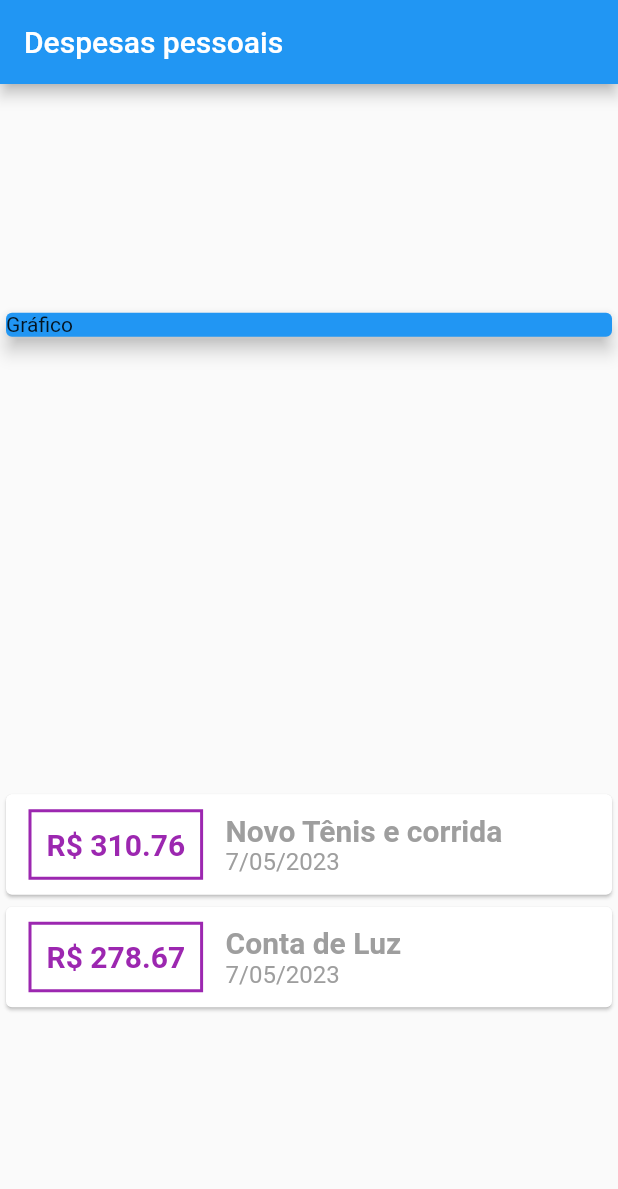
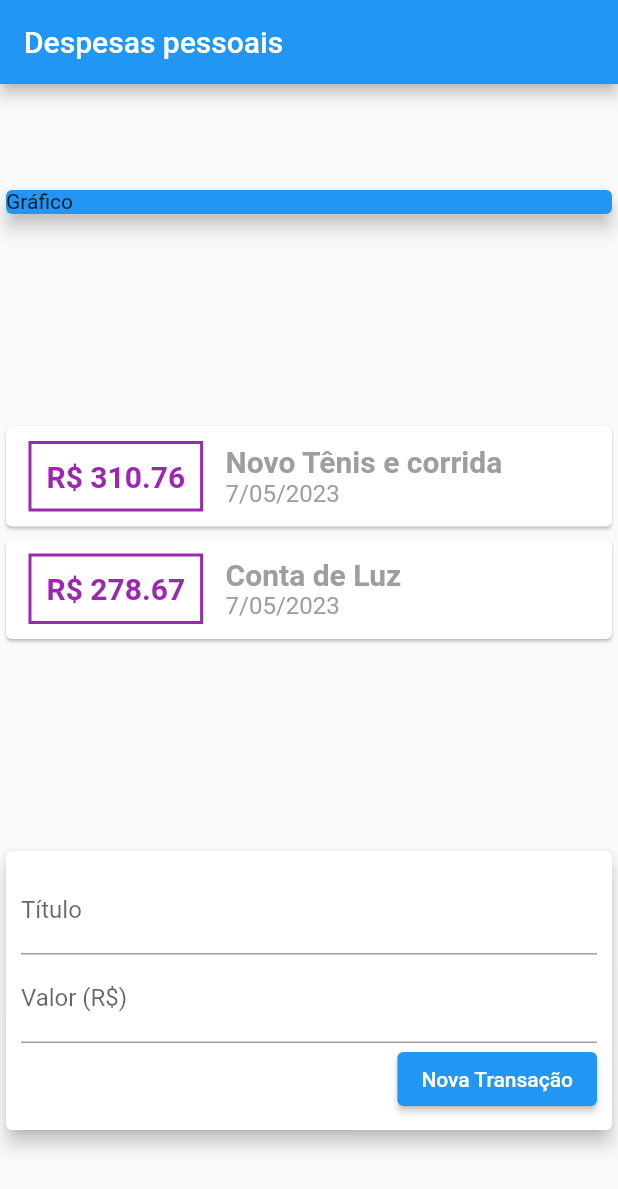
Before and after one commit to jamario-nascimento/expenses-flutter, a Flutter app: the screen it shows after launch, on a phone screen of 412 x 824 dp. Shown: the top 1189 px of the screen. Run offline on Flutter 3.47's test engine with Material 2 defaults, Android fonts, the phone set to English and light mode, and no system bars; missing offline and left inert: dart:html.

```diff
--- a/lib/main.dart
+++ b/lib/main.dart
@@ -1,3 +1,5 @@
+import 'dart:html';
+
 import 'package:flutter/material.dart';
 import 'package:expenses/models/transaction.dart';
 import 'package:intl/intl.dart';
@@ -12,6 +14,9 @@ class ExpensesApp extends StatelessWidget {
 }
 
 class MyHomePage extends StatelessWidget {
+  final titleController = TextEditingController();
+  final valueController = TextEditingController();
+
   final _transactions = [
     Transaction(
       id: 't1',
@@ -97,7 +102,41 @@ class MyHomePage extends StatelessWidget {
                 ),
               );
             }).toList(),
-          )
+          ),
+          Card(
+            elevation: 5,
+            child: Padding(
+              padding: const EdgeInsets.all(10),
+              child: Column(
+                children: <Widget>[
+                  TextField(
+                    controller: titleController,
+                    decoration: InputDecoration(
+                      labelText: 'Título',
+                    ),
+                  ),
+                  TextField(
+                    controller: valueController,
+                    decoration: InputDecoration(
+                      labelText: 'Valor (R\$)',
+                    ),
+                  ),
+                  Row(
+                    mainAxisAlignment: MainAxisAlignment.end,
+                    children: [
+                      ElevatedButton(
+                          color: Colors.green,
+                          child: Text(
+                            'Nova Transação',
+                          ),
+                          // ignore: avoid_print
+                          onPressed: () => {print(titleController)}),
+                    ],
+                  ),
+                ],
+              ),
+            ),
+          ),
         ],
       ),
     );
```
